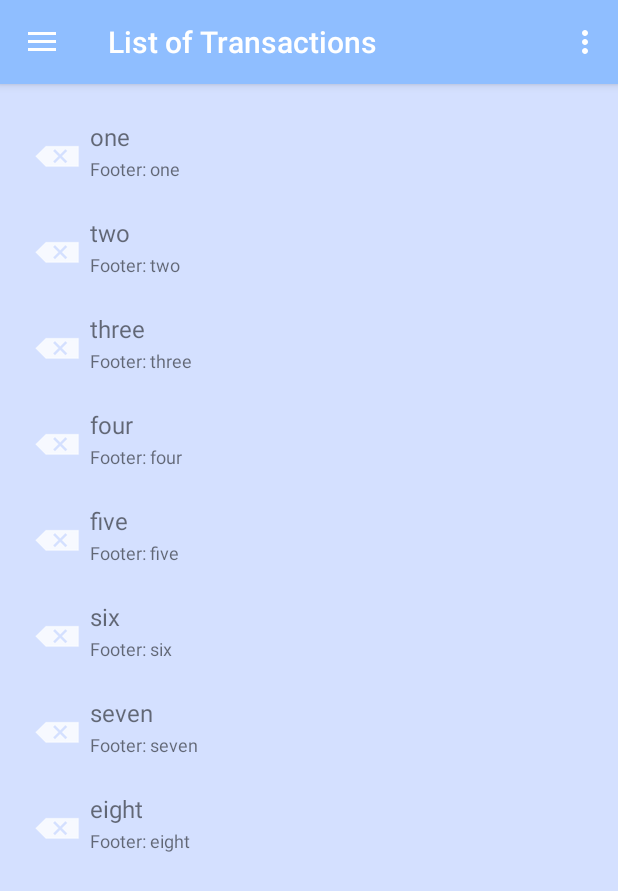
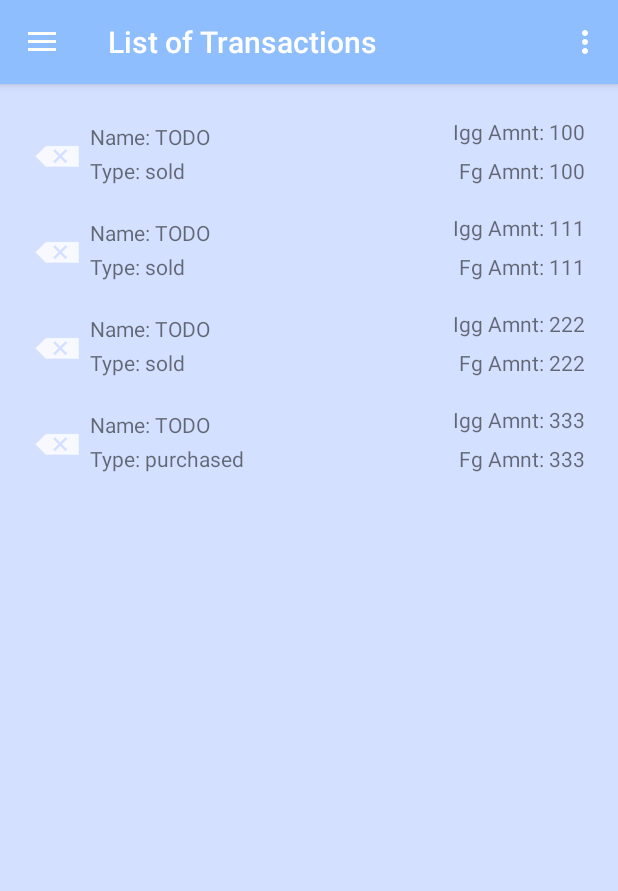
Before and after one commit to bciancio/AndroidCapstoneProjectV2, an Android app: the screen it shows after launch (MainActivity), after a tap on "Transactions List", on a phone screen of 412 x 824 dp. Shown: the top 891 px of the screen. Run offline under Robolectric (Android 15) with nearby library versions, the phone set to English and light mode, and no system bars; 3 other taps on this screen came first.

Commit message:
Cleanup of Entity package + formated MyAdapter/Recycler view properly.

```diff
--- a/app/src/main/java/com/bciancio/androidcapstoneprojectv2/MyAdapter.java
+++ b/app/src/main/java/com/bciancio/androidcapstoneprojectv2/MyAdapter.java
@@ -11,16 +11,18 @@ import android.view.ViewGroup;
 import android.widget.ImageView;
 import android.widget.TextView;
 
+import com.bciancio.androidcapstoneprojectv2.entity.Transaction;
+
 import java.util.ArrayList;
 /**
  * Created by student on 12/6/2015.
  */
 public class MyAdapter extends RecyclerView.Adapter<MyAdapter.ViewHolder> {
     // TODO change to an Transactions object
-    private ArrayList<String> mDataset;
+    private ArrayList<Transaction> mDataset;
     private Activity mActivity;
     // Provide a suitable constructor (depends on the kind of dataset)
-    public MyAdapter(ArrayList<String> myDataset, Activity myActivity) {
+    public MyAdapter(ArrayList<Transaction> myDataset, Activity myActivity) {
         mDataset = myDataset;
         mActivity = myActivity;
     }
@@ -28,30 +30,32 @@ public class MyAdapter extends RecyclerView.Adapter<MyAdapter.ViewHolder> {
     // Complex data items may need more than one view per item, and
     // you provide access to all the views for a data item in a view holder
     public class ViewHolder extends RecyclerView.ViewHolder {
-        // each data item is just a string in this case
-        public TextView mTxtheader;
-        public TextView mTxtFooter;
         public ImageView mImageView;
+        public TextView mNameHolder;
+        public TextView mTypeHolder;
+        public TextView mFgHolder;
+        public TextView mIggHolder;
 
         public ViewHolder(View v) {
             super(v);
-            mTxtheader = (TextView) v.findViewById(R.id.firstLine);
-            mTxtFooter = (TextView) v.findViewById(R.id.secondLine);
             mImageView = (ImageView) v.findViewById(R.id.deleteButton);
+            mNameHolder = (TextView) v.findViewById(R.id.theName);
+            mTypeHolder = (TextView) v.findViewById(R.id.theType);
+            mFgHolder = (TextView) v.findViewById(R.id.theFgAmnt);
+            mIggHolder = (TextView) v.findViewById(R.id.theIggAmnt);
+
         }
     }
 
-    public void add(int position, String item) {
-        mDataset.add(position, item);
-        notifyItemInserted(position);
-    }
+     // TODO Fix if added this functionality.
+//    public void add(int position, Transaction item) {
+//        mDataset.add(position, item);
+//        notifyItemInserted(position);
+//    }
 
+    public void remove(int itemPositon) {
 
-    // TODO prompt user ' are u sure ' dialog
-    // TODO this will eventually remove the item from database.
-    public void remove(String item) {
-
-        final String theItem = item;
+        final int thePosition = itemPositon;
 
         AlertDialog.Builder alert = new AlertDialog.Builder(mActivity);
 
@@ -60,9 +64,8 @@ public class MyAdapter extends RecyclerView.Adapter<MyAdapter.ViewHolder> {
         alert.setPositiveButton("YES", new DialogInterface.OnClickListener() {
             @Override
             public void onClick(DialogInterface dialog, int which) {
-                int position = mDataset.indexOf(theItem);
-                mDataset.remove(position);
-                notifyItemRemoved(position);
+                mDataset.remove(thePosition);
+                notifyItemRemoved(thePosition);
 
                 dialog.dismiss();
             }
@@ -87,22 +90,22 @@ public class MyAdapter extends RecyclerView.Adapter<MyAdapter.ViewHolder> {
     }
 
     @Override
-    public void onBindViewHolder(MyAdapter.ViewHolder holder, int position) {
+    public void onBindViewHolder(MyAdapter.ViewHolder holder, final int position) {
         // - get element from your dataset at this position
         // - replace the contents of the view with that element
-        final String name = mDataset.get(position);
-        holder.mTxtheader.setText(mDataset.get(position));
+        //final int position = mDataset.get(position);
+        holder.mNameHolder.setText("Name: " + "TODO");
+        holder.mTypeHolder.setText("Type: " + mDataset.get(position).getType());
+        holder.mFgHolder.setText("Fg Amnt: " + mDataset.get(position).getFgAmnt());
+        holder.mIggHolder.setText("Igg Amnt: " + mDataset.get(position).getIggAmnt());
         holder.mImageView.setOnClickListener(new View.OnClickListener() {
             @Override
             public void onClick(View v) {
                 logcatThis("mDataSet size  before delete " + getItemCount());
-                remove(name);
+                remove(position);
                 logcatThis("mDataSet size after delete " + getItemCount());
             }
         });
-
-        holder.mTxtFooter.setText("Footer: " + mDataset.get(position));
-
     }
 
     @Override
--- a/app/src/main/java/com/bciancio/androidcapstoneprojectv2/TransactionsListFragment.java
+++ b/app/src/main/java/com/bciancio/androidcapstoneprojectv2/TransactionsListFragment.java
@@ -12,23 +12,17 @@ import android.view.LayoutInflater;
 import android.view.View;
 import android.view.ViewGroup;
 
-import com.bciancio.androidcapstoneprojectv2.entity.PurchasedTransaction;
-import com.bciancio.androidcapstoneprojectv2.entity.SoldTransaction;
 import com.bciancio.androidcapstoneprojectv2.entity.Transaction;
-import com.bciancio.androidcapstoneprojectv2.entity.Transactions;
 
 import org.xmlpull.v1.XmlPullParser;
 import org.xmlpull.v1.XmlPullParserException;
 import org.xmlpull.v1.XmlPullParserFactory;
 
-import java.io.BufferedInputStream;
 import java.io.IOException;
 import java.io.InputStream;
-import java.net.HttpURLConnection;
 import java.net.MalformedURLException;
 import java.net.URL;
 import java.net.URLConnection;
-import java.nio.charset.MalformedInputException;
 import java.util.ArrayList;
 
 
@@ -36,7 +30,6 @@ import java.util.ArrayList;
  * Created by student on 11/17/2015.
  */
 public class TransactionsListFragment extends Fragment {
-    Transactions mTransactions;
     ArrayList<Transaction> mTransactionArrayList;
     String mUrlBase = "https://damp-mesa-6637.herokuapp.com/";
 
@@ -74,20 +67,16 @@ public class TransactionsListFragment extends Fragment {
         LinearLayoutManager mLayoutManager = new LinearLayoutManager(getActivity());
         mRecyclerView.setLayoutManager(mLayoutManager);
 
-        ArrayList<String> myDataset = new ArrayList<>();
-        myDataset.add("one");
-        myDataset.add("two");
-        myDataset.add("three");
-        myDataset.add("four");
-        myDataset.add("five");
-        myDataset.add("six");
-        myDataset.add("seven");
-        myDataset.add("eight");
+        ArrayList<Transaction> aTransactionArrayList = new ArrayList<>();
 
+        aTransactionArrayList.add(new Transaction(1,"sold",100,100));
+        aTransactionArrayList.add(new Transaction(2,"sold",111,111));
+        aTransactionArrayList.add(new Transaction(3,"sold",222,222));
+        aTransactionArrayList.add(new Transaction(4,"purchased",333,333));
 
         // TODO set myDataset == Transactions object - modify MyAdapter after
         // specify an adapter (see also next example)
-        MyAdapter mAdapter = new MyAdapter(myDataset, getActivity());
+        MyAdapter mAdapter = new MyAdapter(aTransactionArrayList, getActivity());
         mRecyclerView.setAdapter(mAdapter);
     }
 
@@ -98,15 +87,8 @@ public class TransactionsListFragment extends Fragment {
     }
 
     public void populateData() {
-
-        // TODO switch out this hardcoded with a JSON mapper from client request.
-
-        MyTask myTask = new MyTask();
-        myTask.execute(mUrlBase + "transactionDriver/getAllTransactions");
-    }
-
-    public void invokeWS( ) {
-
+//        MyTask myTask = new MyTask();
+//        myTask.execute(mUrlBase + "transactionDriver/getAllTransactions");
     }
 
     public void logcatThis(String message) {
--- a/app/src/main/java/com/bciancio/androidcapstoneprojectv2/entity/Transaction.java
+++ b/app/src/main/java/com/bciancio/androidcapstoneprojectv2/entity/Transaction.java
@@ -1,5 +1,6 @@
 package com.bciancio.androidcapstoneprojectv2.entity;
 
+import java.util.Date;
 /**
  * Created by student on 12/7/2015.
  */
@@ -9,6 +10,10 @@ public class Transaction {
     private String type;
     private int fgAmnt;
     private int iggAmnt;
+
+    // TODO add getters / setters for the following  + modify constructors
+    private String name;
+    private Date dateAdded;
 
     /**
      * Empty constructor
--- a/app/src/main/res/layout/add_transaction_layout.xml
+++ b/app/src/main/res/layout/add_transaction_layout.xml
@@ -15,8 +15,8 @@
         <TextView
             android:layout_width="wrap_content"
             android:layout_height="wrap_content"
-            android:text="@string/lbl_type"
-            android:id="@+id/lbl_type"
+            android:text="@string/lbl_transaction_type"
+            android:id="@+id/inputType"
             android:textColor="@color/black"
         />
 
--- a/app/src/main/res/layout/list_item_layout.xml
+++ b/app/src/main/res/layout/list_item_layout.xml
@@ -11,10 +11,12 @@
         android:layout_alignParentTop="true"
         android:layout_marginRight="6dip"
         android:contentDescription="Delete This Item"
-        android:src="@android:drawable/ic_input_delete" />
+        android:src="@android:drawable/ic_input_delete"
+    />
 
+    <!--2nd Row - Item 1 -->
     <TextView
-        android:id="@+id/secondLine"
+        android:id="@+id/theType"
         android:layout_width="fill_parent"
         android:layout_height="26dip"
         android:layout_alignParentBottom="true"
@@ -22,20 +24,40 @@
         android:layout_toRightOf="@id/deleteButton"
         android:ellipsize="marquee"
         android:singleLine="true"
-        android:text="Purchased"
-        android:textSize="12sp" />
+        android:text="@string/lbl_type"
+    />
 
+    <!--1st Row - Item 1 -->
     <TextView
-        android:id="@+id/firstLine"
+        android:id="@+id/theName"
         android:layout_width="fill_parent"
         android:layout_height="wrap_content"
-        android:layout_above="@id/secondLine"
-        android:layout_alignParentRight="true"
-        android:layout_alignParentTop="true"
+        android:layout_above="@id/theType"
         android:layout_alignWithParentIfMissing="true"
         android:layout_toRightOf="@id/deleteButton"
         android:gravity="center_vertical"
-        android:text="20igg vs 100fg"
-        android:textSize="16sp" />
+        android:text="@string/lbl_name"
+        android:layout_alignTop="@+id/deleteButton"
+    />
+
+    <!--2nd Row - Item 2 -->
+    <TextView
+        android:layout_width="wrap_content"
+        android:layout_height="wrap_content"
+        android:text="@string/lbl_fgAmnt"
+        android:id="@+id/theFgAmnt"
+        android:layout_below="@+id/theName"
+        android:layout_alignEnd="@+id/theType"
+    />
+
+    <!--1st Row - Item 2 -->
+    <TextView
+        android:layout_width="wrap_content"
+        android:layout_height="wrap_content"
+        android:text="@string/lbl_iggAmnt"
+        android:id="@+id/theIggAmnt"
+        android:layout_alignParentTop="true"
+        android:layout_alignEnd="@+id/theName"
+    />
 
 </RelativeLayout>
--- a/app/src/main/res/values/strings.xml
+++ b/app/src/main/res/values/strings.xml
@@ -8,7 +8,9 @@
 
     <string name="action_settings">Settings</string>
 
-    <string name="lbl_type">Transaction Type: </string>
+    <string name="lbl_transaction_type">Transaction Type: </string>
+    <string name="lbl_type">Type: </string>
+    <string name="lbl_name">Name: </string>
     <string name="lbl_iggAmnt">Igg Amnt: </string>
     <string name="lbl_fgAmnt">Fg Amnt: </string>
 
```
